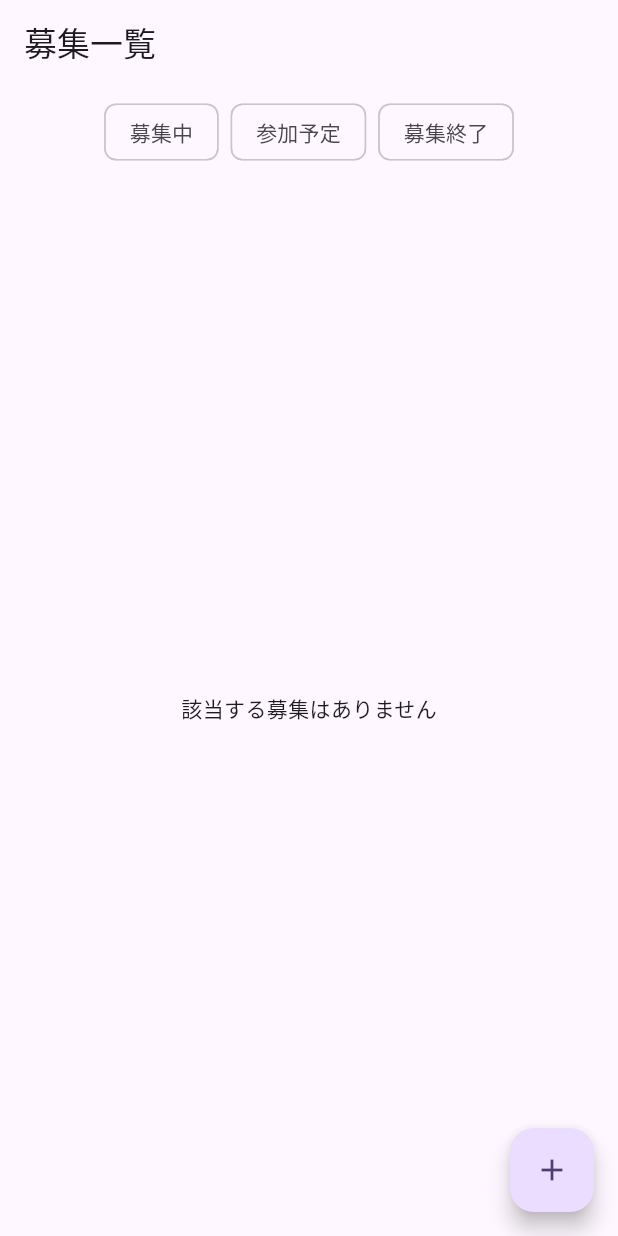
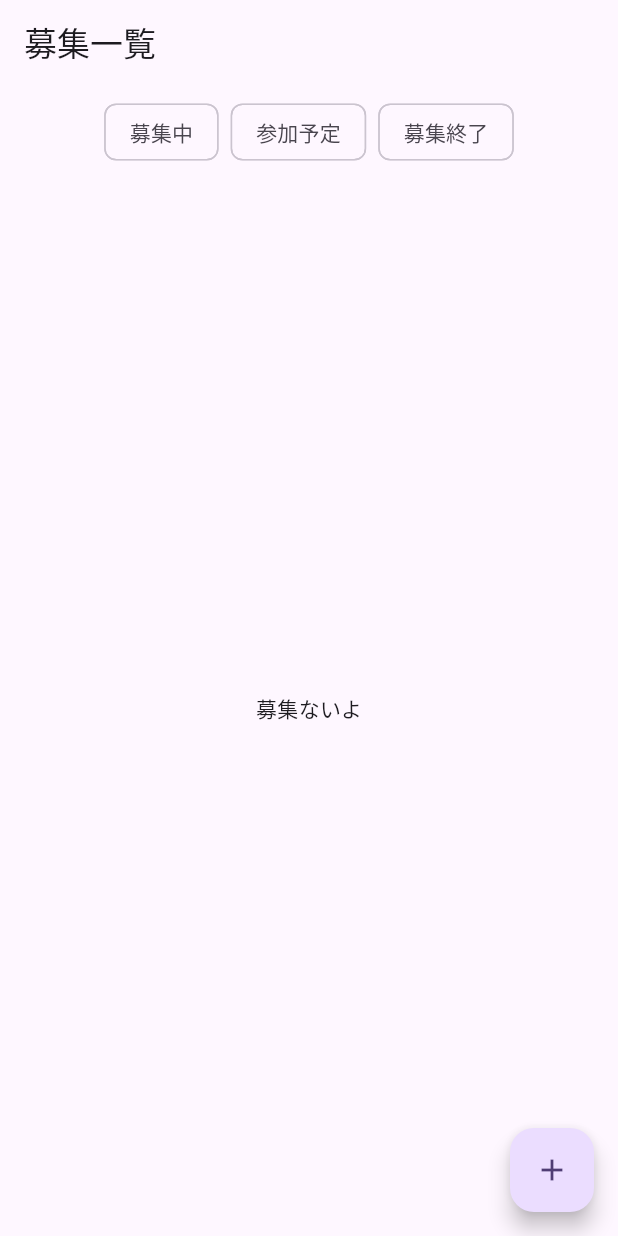
Before and after one commit to KabutoEbi/Himite, a Flutter app: the screen it shows after launch, on a phone screen of 412 x 824 dp. Run offline on Flutter 3.47's test engine with Material 3 defaults, Android fonts, the phone set to English and light mode, and no system bars.

Commit message:
締切と開催日時のエラーを修正

```diff
--- a/lib/screens/create_post_screen.dart
+++ b/lib/screens/create_post_screen.dart
@@ -50,7 +50,6 @@ class _CreatePostScreenState extends State<CreatePostScreen> {
 
   void _submit() {
     if (!_formKey.currentState!.validate()) return;
-    // validate time fields and show inline errors
     setState(() {
       _timeError = null;
       _deadlineError = null;
@@ -61,12 +60,12 @@ class _CreatePostScreenState extends State<CreatePostScreen> {
       hasError = true;
     }
     if (_selectedDeadline == null) {
-      setState(() => _deadlineError = '締め切り日時を選択してください');
+      setState(() => _deadlineError = '締切日時を選択してください');
       hasError = true;
     }
     if (hasError) return;
-    if (_selectedDeadline!.isBefore(_selectedTime!)) {
-      setState(() => _deadlineError = '締切が開催日時より前になっています');
+    if (_selectedTime!.isBefore(_selectedDeadline!)) {
+      setState(() => _deadlineError = '開催日時が締切日時より前になっています');
       return;
     }
     final number = _numberController.text.trim().isEmpty
@@ -161,7 +160,7 @@ class _CreatePostScreenState extends State<CreatePostScreen> {
                 crossAxisAlignment: CrossAxisAlignment.start,
                 children: [
                   ListTile(
-                    title: const Text('締め切り日時'),
+                    title: const Text('締切日時'),
                     subtitle: Text(_selectedDeadline == null ? '未選択' : _formatDateTime(_selectedDeadline!)),
                     trailing: TextButton(
                       onPressed: () async {
--- a/lib/screens/main_screen.dart
+++ b/lib/screens/main_screen.dart
@@ -79,7 +79,7 @@ class _MainScreenState extends State<MainScreen> {
           ),
           Expanded(
             child: filtered.isEmpty
-                ? const Center(child: Text('該当する募集はありません'))
+                ? const Center(child: Text('募集ないよ'))
                 : ListView.builder(
                     itemCount: filtered.length,
                     itemBuilder: (context, index) {
```
